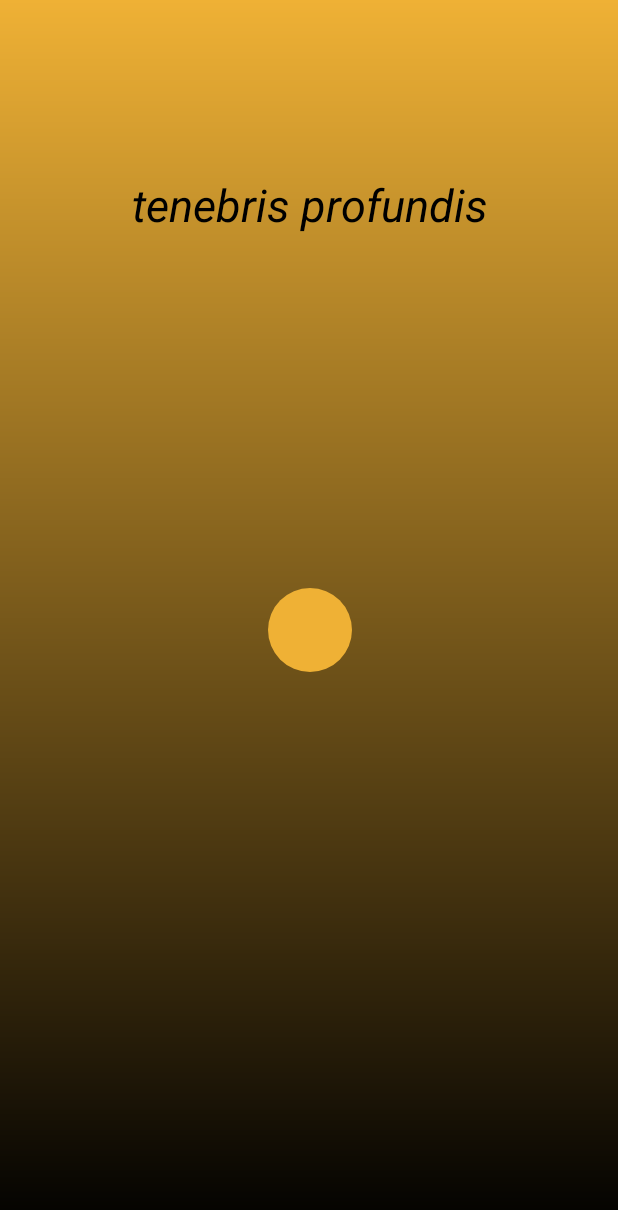
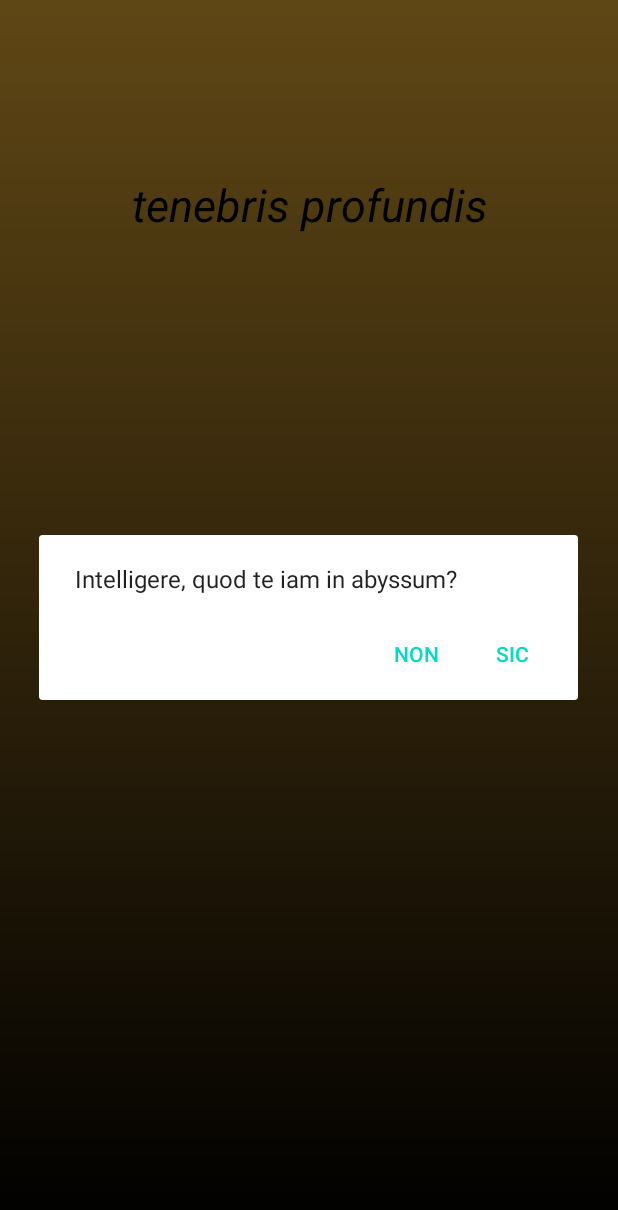
Before and after one commit to uytera/FirstAppV2, an Android app: the screen it shows after launch (MainActivity), after a tap on an icon or button, on a phone screen of 412 x 824 dp. Shown: the top 1210 px of the screen. Run offline under Robolectric (Android 15) with nearby library versions, the phone set to English and light mode, and no system bars.

Commit message:
Add dialogs and menu

```diff
--- /dev/null
+++ b/app/src/main/java/com/example/firstappv2/AbyssiDialog.java
@@ -0,0 +1,30 @@
+package com.example.firstappv2;
+
+import android.app.AlertDialog;
+import android.app.Dialog;
+import android.content.DialogInterface;
+import android.os.Bundle;
+
+import androidx.constraintlayout.widget.ConstraintLayout;
+import androidx.fragment.app.DialogFragment;
+
+public class AbyssiDialog extends DialogFragment {
+    @Override
+    public Dialog onCreateDialog(Bundle savedInstanceState) {
+        // Use the Builder class for convenient dialog construction
+        AlertDialog.Builder builder = new AlertDialog.Builder(getActivity());
+        builder.setMessage(R.string.dialog_fire_missiles)
+                .setPositiveButton(R.string.Yes, new DialogInterface.OnClickListener() {
+                    public void onClick(DialogInterface dialog, int id) {
+
+                    }
+                })
+                .setNegativeButton(R.string.No, new DialogInterface.OnClickListener() {
+                    public void onClick(DialogInterface dialog, int id) {
+
+                    }
+                });
+        // Create the AlertDialog object and return it
+        return builder.create();
+    }
+}
--- a/app/src/main/java/com/example/firstappv2/MainActivity.java
+++ b/app/src/main/java/com/example/firstappv2/MainActivity.java
@@ -2,9 +2,12 @@ package com.example.firstappv2;
 
 import androidx.appcompat.app.AppCompatActivity;
 import androidx.constraintlayout.widget.ConstraintLayout;
+import androidx.fragment.app.FragmentManager;
 
 import android.graphics.Color;
 import android.os.Bundle;
+import android.view.Menu;
+import android.view.MenuInflater;
 import android.view.View;
 import android.widget.Button;
 import android.widget.LinearLayout;
@@ -21,7 +24,6 @@ public class MainActivity extends AppCompatActivity {
     protected void onCreate(Bundle savedInstanceState) {
         super.onCreate(savedInstanceState);
         setContentView(R.layout.activity_main);
-        hideSystemUI();
 
         view = (ConstraintLayout) findViewById(R.id.currentAct);
         topText = (TextView) findViewById(R.id.topText);
@@ -31,7 +33,7 @@ public class MainActivity extends AppCompatActivity {
         middleButton.setOnClickListener(new View.OnClickListener() {
             @Override
             public void onClick(View v) {
-                hideSystemUI();
+                showSystemUI();
                 topText.setText("aurea mediocritas");
                 topText.setTextColor(Color.parseColor("#EFB135"));
                 middleButton.setVisibility(View.INVISIBLE);
@@ -43,14 +45,23 @@ public class MainActivity extends AppCompatActivity {
         deepButton.setOnClickListener(new View.OnClickListener() {
             @Override
             public void onClick(View v) {
-                hideSystemUI();
+                AbyssiDialog diag = new AbyssiDialog();
+                diag.show(getSupportFragmentManager(), "NoticeMeUwU");
                 topText.setText("tenebris profundis");
                 topText.setTextColor(Color.parseColor("#000000"));
                 middleButton.setVisibility(View.VISIBLE);
                 deepButton.setVisibility(View.INVISIBLE);
                 view.setBackgroundResource(R.drawable.gradient_deep);
+                hideSystemUI();
             }
         });
+    }
+
+    @Override
+    public boolean onCreateOptionsMenu(Menu menu) {
+        MenuInflater inflater = getMenuInflater();
+        inflater.inflate(R.menu.sample , menu);
+        return true;
     }
 
     private void hideSystemUI() {
--- /dev/null
+++ b/app/src/main/res/drawable/ic_list_24px.xml
@@ -0,0 +1,9 @@
+<vector xmlns:android="http://schemas.android.com/apk/res/android"
+    android:width="24dp"
+    android:height="24dp"
+    android:viewportWidth="24"
+    android:viewportHeight="24">
+  <path
+      android:fillColor="#FF000000"
+      android:pathData="M3,13h2v-2L3,11v2zM3,17h2v-2L3,15v2zM3,9h2L5,7L3,7v2zM7,13h14v-2L7,11v2zM7,17h14v-2L7,15v2zM7,7v2h14L21,7L7,7z"/>
+</vector>
--- /dev/null
+++ b/app/src/main/res/menu/sample.xml
@@ -0,0 +1,16 @@
+<?xml version="1.0" encoding="utf-8"?>
+<menu xmlns:android="http://schemas.android.com/apk/res/android">
+    <item android:id="@+id/file"
+        android:title="@string/file">
+
+        <!-- "file" submenu -->
+        <menu>
+            <item android:id="@+id/create_new"
+                android:title="@string/create_new"
+                android:icon="@drawable/ic_list_24px"/>
+            <item android:id="@+id/open"
+                android:title="@string/open"
+                android:icon="@drawable/ic_list_24px"/>
+        </menu>
+    </item>
+</menu>
--- a/app/src/main/res/values/strings.xml
+++ b/app/src/main/res/values/strings.xml
@@ -1,3 +1,9 @@
 <resources>
     <string name="app_name">FirstAppV2</string>
+    <string name="file">primus</string>
+    <string name="create_new">secundo internum</string>
+    <string name="open">tertio interno</string>
+    <string name="dialog_fire_missiles">Intelligere, quod te iam in abyssum?</string>
+    <string name="Yes">Sic</string>
+    <string name="No">Non</string>
 </resources>
--- a/app/src/main/res/values/styles.xml
+++ b/app/src/main/res/values/styles.xml
@@ -1,9 +1,9 @@
 <resources>
 
     <!-- Base application theme. -->
-    <style name="AppTheme" parent="Theme.AppCompat.DayNight.NoActionBar">
+    <style name="AppTheme" parent="Theme.AppCompat.DayNight">
         <!-- Customize your theme here. -->
-        <item name="colorPrimary">@color/colorPrimary</item>
+        <item name="colorPrimary">#FFFFFF</item>
         <item name="colorPrimaryDark">@color/colorPrimaryDark</item>
         <item name="colorAccent">@color/colorAccent</item>
         <item name="android:windowFullscreen">true</item>
```
